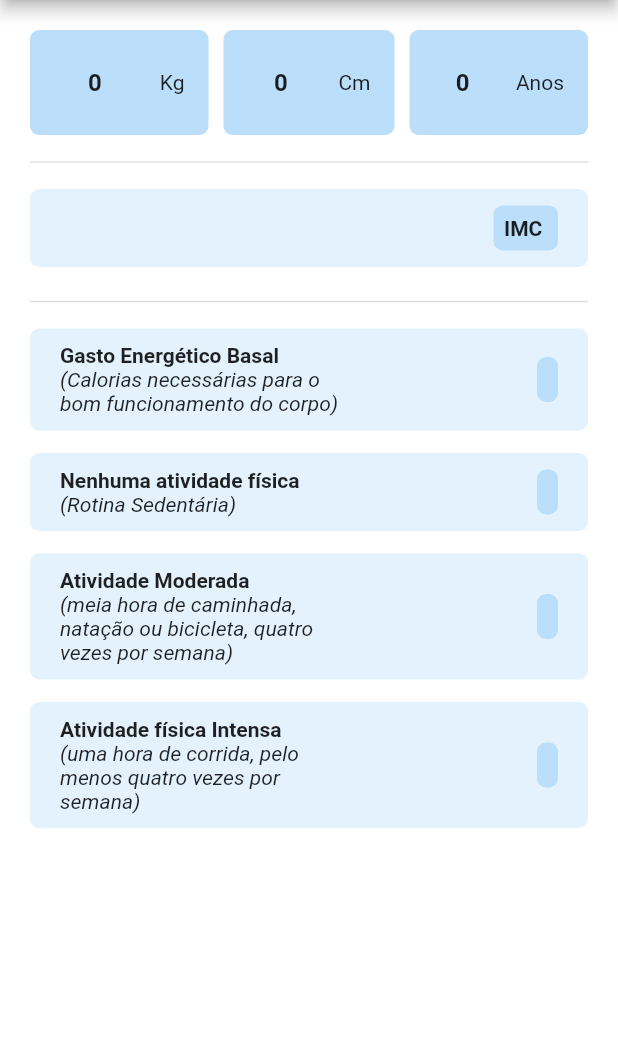
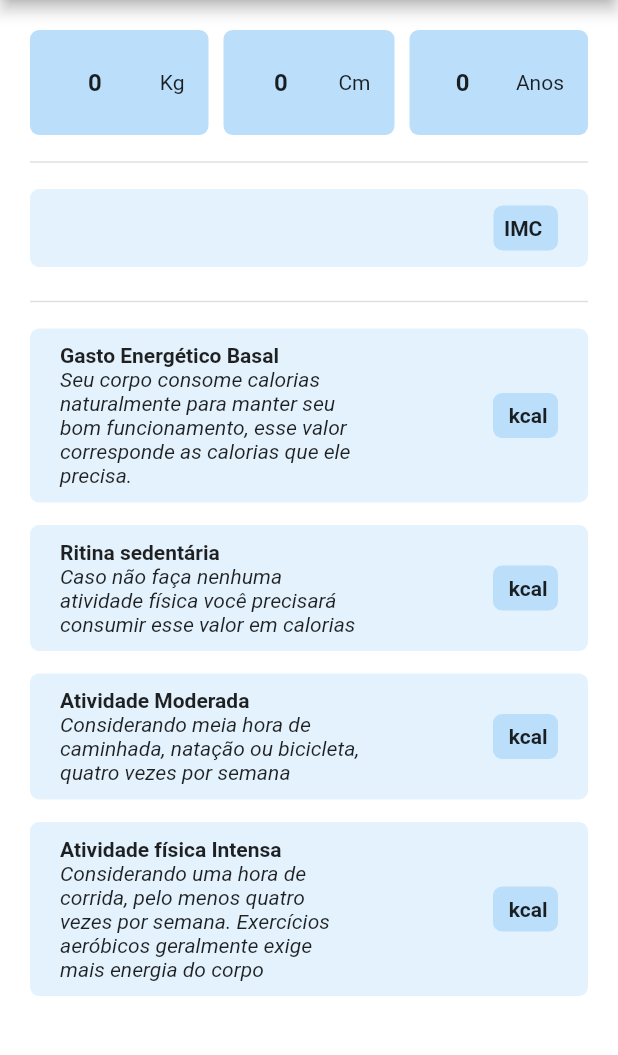
Before and after one commit to marcosramoss/Calculadora_IMC_TMB, a Flutter app: the ResultadoHomemPage screen opened directly with empty values, on a phone screen of 412 x 824 dp, the part 84-1139 px from its top. Run offline on Flutter 3.47's test engine with Material 2 defaults, Android fonts, the phone set to English and light mode, and no system bars.

Commit message:
nada de mais

```diff
--- a/lib/components/masculino/resultado_tile_masculino.dart
+++ b/lib/components/masculino/resultado_tile_masculino.dart
@@ -4,15 +4,15 @@ class ResultadoTileMasculino extends StatelessWidget {
   const ResultadoTileMasculino({
     Key? key,
     required this.cor,
-    required this.widget,
     required this.titulo,
     required this.subtitulo,
+    required this.resultado,
   }) : super(key: key);
 
   final Color cor;
   final String titulo;
   final String subtitulo;
-  final String widget;
+  final String resultado;
 
   @override
   Widget build(BuildContext context) {
@@ -41,7 +41,7 @@ class ResultadoTileMasculino extends StatelessWidget {
               ),
             ],
           ),
-          Column(children: [
+          Row(children: [
             Container(
               padding: const EdgeInsets.all(7),
               decoration: BoxDecoration(
@@ -49,7 +49,7 @@ class ResultadoTileMasculino extends StatelessWidget {
                 borderRadius: BorderRadius.circular(6),
               ),
               child: Text(
-                widget,
+                resultado,
                 style: const TextStyle(fontWeight: FontWeight.bold),
               ),
             ),
--- a/lib/controllers/feminino_controller.dart
+++ b/lib/controllers/feminino_controller.dart
@@ -23,33 +23,33 @@ class Feminino {
 
   String mostrarResultado() {
     if (imc < 18.5) {
-      return 'Magreza';
+      return 'Você está com magreza';
     } else if (imc > 18.5 && imc < 24.9) {
-      return 'Peso Normal';
+      return 'Você está com o peso normal';
     } else if (imc > 24.9 && imc < 29.9) {
-      return 'Sobrepeso';
+      return 'Você está com sobrepeso';
     } else if (imc > 29.9 && imc < 34.9) {
-      return 'Obesidade grau I';
+      return 'Você está com obesidade grau I';
     } else if (imc > 34.9 && imc < 40) {
-      return 'Obesidade grau II';
+      return 'Você está com obesidade grau II';
     } else {
-      return 'Obesidade grau III';
+      return 'Você está com obesidade grau III';
     }
   }
 
   String mostrarConsequencias() {
     if (imc < 18.5) {
-      return 'Fadiga, stress, ansiedade';
+      return 'Como consequência você pode ter fadiga, stress, ansiedade';
     } else if (imc > 18.5 && imc < 24.9) {
       return 'Menor risco de doenças cardíacas e vasculares';
     } else if (imc > 24.9 && imc < 29.9) {
-      return 'Fadiga, má circulação, varizes';
+      return 'Como consequência você pode ter fadiga, má circulação, varizes';
     } else if (imc > 29.9 && imc < 34.9) {
-      return 'Diabetes, angina, infarto, aterosclerose';
+      return 'Como consequência você pode ter diabetes, angina, infarto, aterosclerose';
     } else if (imc > 34.9 && imc < 40) {
-      return 'Apneia do sono, falta de ar';
+      return 'Como consequência você pode ter apneia do sono, falta de ar';
     } else {
-      return 'Refluxo, dificuldade para se mover, escaras, diabetes, infarto, AVC';
+      return 'Como consequência você pode ter refluxo, dificuldade para se mover, escaras, diabetes, infarto, AVC';
     }
   }
 
--- a/lib/controllers/masculino_controller.dart
+++ b/lib/controllers/masculino_controller.dart
@@ -23,33 +23,33 @@ class Masculino {
 
   String mostrarResultado() {
     if (imc < 18.5) {
-      return 'Magreza';
+      return 'Você está com Magreza';
     } else if (imc > 18.5 && imc < 24.9) {
-      return 'Peso Normal';
+      return 'Você está com o peso normal';
     } else if (imc > 24.9 && imc < 29.9) {
-      return 'Sobrepeso';
+      return 'Você está com sobrepeso';
     } else if (imc > 29.9 && imc < 34.9) {
-      return 'Obesidade grau I';
+      return 'Você está com obesidade grau I';
     } else if (imc > 34.9 && imc < 40) {
-      return 'Obesidade grau II';
+      return 'Você está com obesidade grau II';
     } else {
-      return 'Obesidade grau III';
+      return 'Você está com obesidade grau III';
     }
   }
 
   String mostrarConsequencias() {
     if (imc < 18.5) {
-      return 'Fadiga, stress, ansiedade';
+      return 'Como consequência você pode ter fadiga, stress, ansiedade';
     } else if (imc > 18.5 && imc < 24.9) {
-      return 'Menor risco de doenças cardíacas e vasculares';
+      return 'Você tem menor risco de doenças cardíacas e vasculares';
     } else if (imc > 24.9 && imc < 29.9) {
-      return 'Fadiga, má circulação, varizes';
+      return 'Como consequência você pode fadiga, má circulação, varizes';
     } else if (imc > 29.9 && imc < 34.9) {
-      return 'Diabetes, angina, infarto, aterosclerose';
+      return 'Como consequência você pode diabetes, angina, infarto, aterosclerose';
     } else if (imc > 34.9 && imc < 40) {
-      return 'Apneia do sono, falta de ar';
+      return 'Como consequência você pode apneia do sono, falta de ar';
     } else {
-      return 'Refluxo, dificuldade para se mover, escaras, diabetes, infarto, AVC';
+      return 'Como consequência você pode refluxo, dificuldade para se mover, escaras, diabetes, infarto, AVC';
     }
   }
 
--- a/lib/pages/resultado_mulher_page.dart
+++ b/lib/pages/resultado_mulher_page.dart
@@ -54,7 +54,7 @@ class ResultadoMulherPage extends StatelessWidget {
               cor: Colors.pink.shade50,
               titulo: resultado,
               subtitulo: consequencias,
-              widget: 'IMC $mostrarImc',
+              resultado: 'IMC $mostrarImc',
             ),
             const Divider(thickness: 1),
             const SizedBox(height: 10),
@@ -62,34 +62,36 @@ class ResultadoMulherPage extends StatelessWidget {
               cor: Colors.pink.shade50,
               titulo: 'Gasto Energético Basal',
               subtitulo:
-                  '(Calorias necessárias para o bom funcionamento do corpo)',
-              widget: mostrarTmb,
+                  'Seu corpo consome calorias naturalmente para manter seu bom funcionamento, esse valor corresponde as calorias que ele precisa.',
+              resultado: '$mostrarTmb kcal',
             ),
             ResultadoTileFeminino(
               cor: Colors.pink.shade50,
-              titulo: 'Nenhuma atividade física',
-              subtitulo: '(Rotina Sedentária)',
-              widget: ncdSemAtividade,
+              titulo: 'Rotina Sedentária',
+              subtitulo:
+                  'Caso não faça nenhuma atividade física você precisará consumir esse valor em calorias',
+              resultado: '$ncdSemAtividade kcal',
             ),
             ResultadoTileFeminino(
               cor: Colors.pink.shade50,
               titulo: 'Atividade Moderada',
               subtitulo:
-                  '(meia hora de caminhada, natação ou bicicleta, quatro vezes por semana)',
-              widget: ncdComAtividadeModerada,
+                  'Considerando meia hora de caminhada, natação ou bicicleta, quatro vezes por semana',
+              resultado: '$ncdComAtividadeModerada kcal',
             ),
             ResultadoTileFeminino(
               cor: Colors.pink.shade50,
               titulo: 'Atividade física Intensa',
               subtitulo:
-                  '(uma hora de corrida, pelo menos quatro vezes por semana)',
-              widget: ncdComAtividadeIntensa,
+                  'Considerando uma hora de corrida, pelo menos quatro vezes por semana. Exercícios aeróbicos geralmente exige mais energia do corpo',
+              resultado: '$ncdComAtividadeIntensa kcal',
             ),
           ]),
         ),
       ),
       // floatingActionButton: FloatingActionButton(
-      //   child: Icon(Icons.share),
+      //   backgroundColor: Colors.pink,
+      //   child: const Icon(Icons.save),
       //   onPressed: () {},
       // ),
     );
--- a/lib/pages/resutado_homem_page.dart
+++ b/lib/pages/resutado_homem_page.dart
@@ -1,7 +1,6 @@
 import 'package:flutter/material.dart';
 import '../components/masculino/dados_do_usuario_masculino.dart';
 import '../components/masculino/resultado_tile_masculino.dart';
-
 
 class ResultadoHomemPage extends StatelessWidget {
   const ResultadoHomemPage(
@@ -55,7 +54,7 @@ class ResultadoHomemPage extends StatelessWidget {
               cor: Colors.blue.shade50,
               titulo: resultado,
               subtitulo: consequencias,
-              widget: 'IMC $mostrarImc',
+              resultado: 'IMC $mostrarImc',
             ),
             const Divider(thickness: 1),
             const SizedBox(height: 10),
@@ -63,34 +62,35 @@ class ResultadoHomemPage extends StatelessWidget {
               cor: Colors.blue.shade50,
               titulo: 'Gasto Energético Basal',
               subtitulo:
-                  '(Calorias necessárias para o bom funcionamento do corpo)',
-              widget: mostrarTmb,
+                  'Seu corpo consome calorias naturalmente para manter seu bom funcionamento, esse valor corresponde as calorias que ele precisa.',
+              resultado: '$mostrarTmb kcal',
             ),
             ResultadoTileMasculino(
               cor: Colors.blue.shade50,
-              titulo: 'Nenhuma atividade física',
-              subtitulo: '(Rotina Sedentária)',
-              widget: ncdSemAtividade,
+              titulo: 'Ritina sedentária',
+              subtitulo:
+                  'Caso não faça nenhuma atividade física você precisará consumir esse valor em calorias',
+              resultado: '$ncdSemAtividade kcal',
             ),
             ResultadoTileMasculino(
               cor: Colors.blue.shade50,
               titulo: 'Atividade Moderada',
               subtitulo:
-                  '(meia hora de caminhada, natação ou bicicleta, quatro vezes por semana)',
-              widget: ncdComAtividadeModerada,
+                  'Considerando meia hora de caminhada, natação ou bicicleta, quatro vezes por semana',
+              resultado: '$ncdComAtividadeModerada kcal',
             ),
             ResultadoTileMasculino(
               cor: Colors.blue.shade50,
               titulo: 'Atividade física Intensa',
               subtitulo:
-                  '(uma hora de corrida, pelo menos quatro vezes por semana)',
-              widget: ncdComAtividadeIntensa,
+                  'Considerando uma hora de corrida, pelo menos quatro vezes por semana. Exercícios aeróbicos geralmente exige mais energia do corpo',
+              resultado: '$ncdComAtividadeIntensa kcal',
             ),
           ]),
         ),
       ),
       // floatingActionButton: FloatingActionButton(
-      //   child: Icon(Icons.share),
+      //   child: const Icon(Icons.save),
       //   onPressed: () {},
       // ),
     );
--- a/pubspec.yaml
+++ b/pubspec.yaml
@@ -33,6 +33,7 @@ dependencies:
   # The following adds the Cupertino Icons font to your application.
   # Use with the CupertinoIcons class for iOS style icons.
   cupertino_icons: ^1.0.2
+  url_launcher:
 
 dev_dependencies:
   flutter_test:
```
Also changed, not shown: lib/components/feminino/resultado_tile_feminino.dart (+4 -4 lines), lib/components/meu_drawer.dart (added, +88 -0 lines), lib/pages/home_page.dart (+20 -2 lines), lib/pages/info_page.dart (added, +33 -0 lines), lib/pages/registro_page.dart (added, +18 -0 lines), pubspec.lock, 1 other file.
